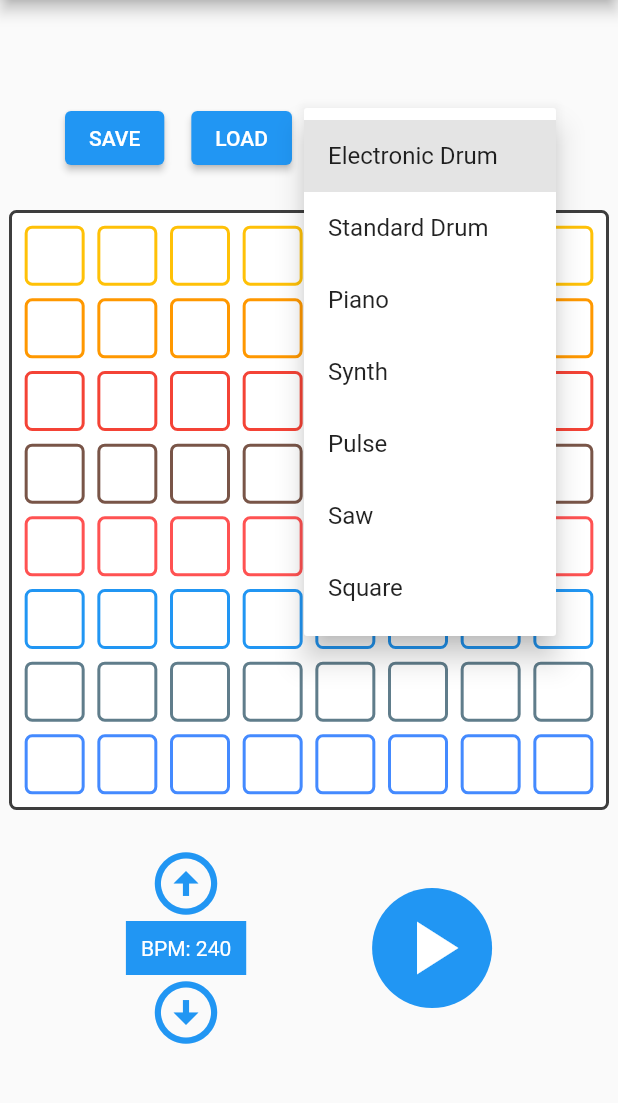
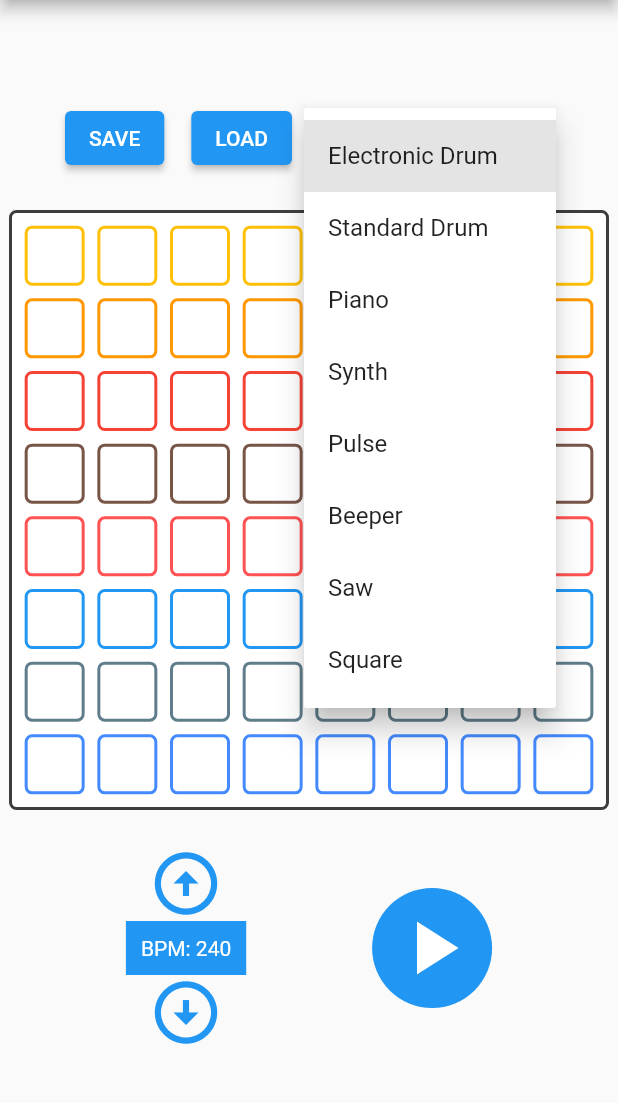
Before and after one commit to gregogiudici/SoundFont_Player, a Flutter app: the screen it shows after launch, after a tap on the "music note" icon, on a phone screen of 412 x 824 dp, the part 84-1187 px from its top. Run offline on Flutter 3.47's test engine with Material 2 defaults, Android fonts, the phone set to English and light mode, and no system bars; missing offline and left inert: flutter_midi, piano.

Commit message:
Spostato pianoNotes da PlayerState in PlayerInfo. Aggiornato suono Piano.sf2.

```diff
--- a/lib/player_info.dart
+++ b/lib/player_info.dart
@@ -1,5 +1,9 @@
 import 'package:flutter/cupertino.dart';
 import 'package:flutter/material.dart';
+
+
+// C Major pentatonic scale
+final scale = [48, 50, 52, 55, 57];
 
 class PlayerInfo{
   static final int size = 8;
@@ -14,8 +18,12 @@ class PlayerInfo{
   static get divisionWidth => width / size;
   static get divisionHeight => height / size;
 
+  static List<int> pianoNotes = List.generate(nSounds, (sound) {
+  return scale[sound % 5] + 12 * (sound / 5).floor();
+  });
+
   static List<int> drumNotes = List.generate(16, (sound) {
-  return 36 + sound;
+    return 36 + sound;
   });
 
   static List<Color> colors = [
--- a/lib/player_state.dart
+++ b/lib/player_state.dart
@@ -1,12 +1,8 @@
 import 'dart:async';
-
 import 'package:flutter/widgets.dart';
 import 'package:flutter/services.dart';
 import 'package:flutter_midi/flutter_midi.dart';
 import 'package:soundfont_player/player_info.dart';
-
-// C Major pentatonic scale
-final scale = [48, 50, 52, 55, 57];
 
 class PlayerState extends ChangeNotifier {
   int nTracks;
@@ -16,24 +12,20 @@ class PlayerState extends ChangeNotifier {
 
   String _drum = "assets/StandardDrumKit.sf2";
   String get drum => _drum.replaceAll('assets/', '').replaceAll(".sf2", "");
-  String _piano = "assets/Player_Piano.sf2";
+  String _piano = "assets/Piano.sf2";
   String get piano => _piano.replaceAll('assets/', '').replaceAll(".sf2", "");
   String _sequencer = "assets/ElectronicDrumKit.sf2";
   String get sequencer => _sequencer.replaceAll('assets/', '').replaceAll(".sf2", "");
 
   final _fluttermidi = FlutterMidi();
   StreamSubscription _subscription;
-  List<int> get _midiNotes => (sequencer == "StandardDrumKit" || sequencer == "ElectronicDrumKit") ? PlayerInfo.drumNotes : _pianoNotes;
-  List<int> _pianoNotes;
+  List<int> get _midiNotes => (sequencer == "StandardDrumKit" || sequencer == "ElectronicDrumKit") ? PlayerInfo.drumNotes : PlayerInfo.pianoNotes;
 
   var _selectedColumn = 9;
   var _selectedButtons = new Map<int, Map<int, bool>>();
 
   PlayerState({this.nTracks = 1, this.nButtons = 6, this.bpm = 240}) {
     this._playSpeed = 60000 ~/ bpm;
-    _pianoNotes = List.generate(nTracks, (row) {
-      return scale[row % 5] + 12 * (row / 5).floor();
-    });
     load(_sequencer);
   }
 
--- a/lib/sequencer/sequencer_sound.dart
+++ b/lib/sequencer/sequencer_sound.dart
@@ -59,6 +59,10 @@ class _SequencerSoundState extends State<SequencerSound> {
               child: Text('Pulse'),
             ),
             const PopupMenuItem<String>(
+              value: "Beeper",
+              child: Text('Beeper'),
+            ),
+            const PopupMenuItem<String>(
               value: "Saw",
               child: Text('Saw'),
             ),
```
Also changed, not shown: 2 other files.
